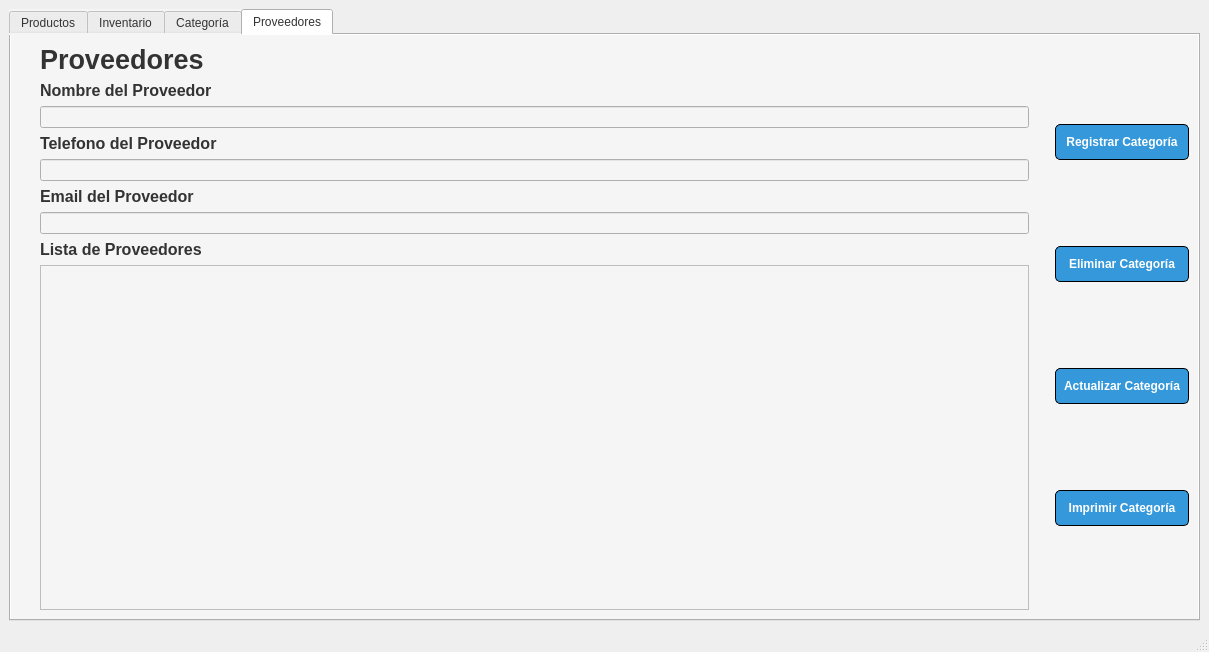
Above: mainwindow.ui from ramxv/NodeStock before the change. Below: the same form after it.
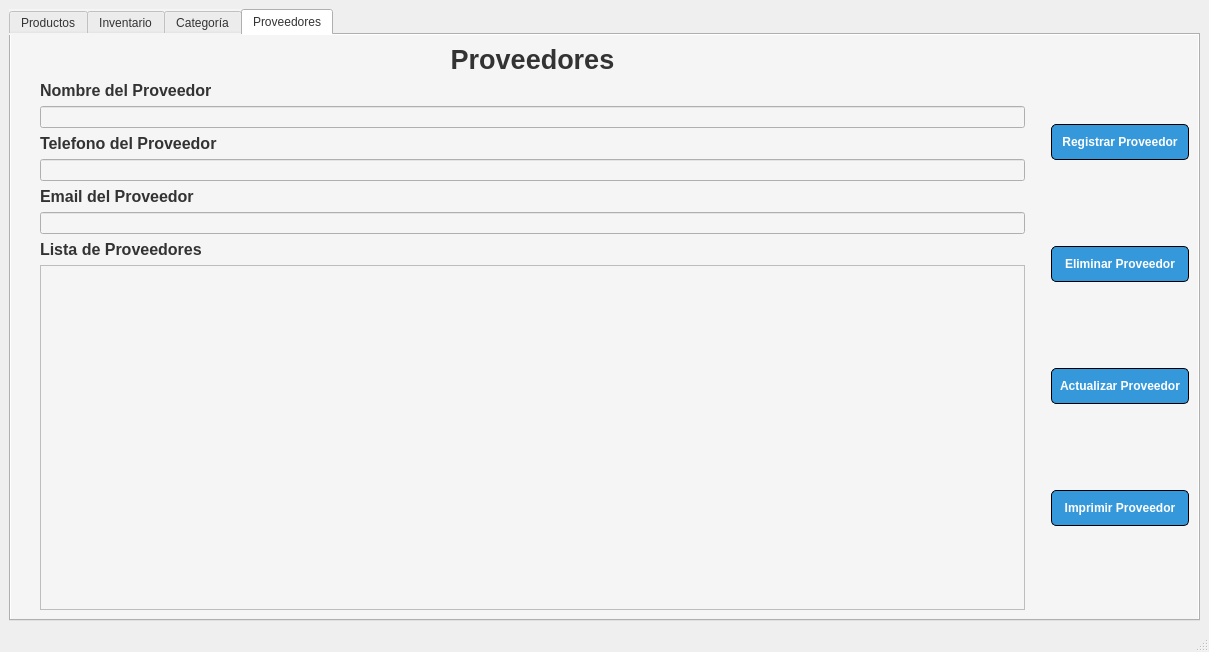
That is the form after the change. The open tabs and pages were chosen to show the change.

The edit to the form file:
```diff
--- a/mainwindow.ui
+++ b/mainwindow.ui
@@ -1177,7 +1177,7 @@
 }</string>
             </property>
             <property name="text">
-             <string>Registrar Categoría</string>
+             <string>Registrar Proveedor</string>
             </property>
            </widget>
           </item>
@@ -1203,7 +1203,7 @@
 }</string>
             </property>
             <property name="text">
-             <string>Eliminar Categoría</string>
+             <string>Eliminar Proveedor</string>
             </property>
            </widget>
           </item>
@@ -1229,7 +1229,7 @@
 }</string>
             </property>
             <property name="text">
-             <string>Actualizar Categoría</string>
+             <string>Actualizar Proveedor</string>
             </property>
            </widget>
           </item>
@@ -1255,7 +1255,7 @@
 }</string>
             </property>
             <property name="text">
-             <string>Imprimir Categoría</string>
+             <string>Imprimir Proveedor</string>
             </property>
            </widget>
           </item>
@@ -1392,6 +1392,9 @@
           <property name="text">
            <string>Proveedores</string>
           </property>
+          <property name="alignment">
+           <set>Qt::AlignmentFlag::AlignCenter</set>
+          </property>
          </widget>
         </item>
         <item row="1" column="0">
```
Left out of the diff: 2 changed lines with no effect on the pictures.
